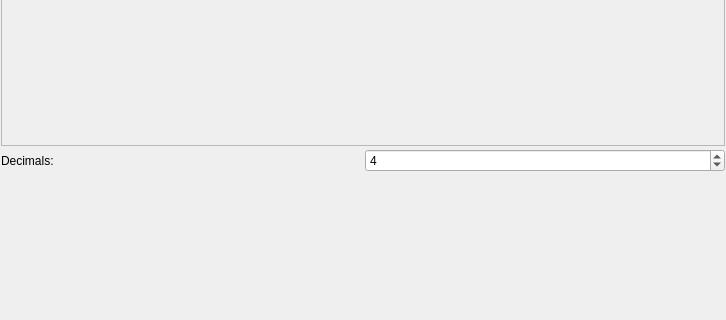
andrmor/ANTS3bundle, file ants3bundle/src/ants3/gui/photsim/asensordrawwidget.ui: the form before one commit; both pictures show x 0 to 726 and y 157 to 477 of the 726 by 607 pixel window.
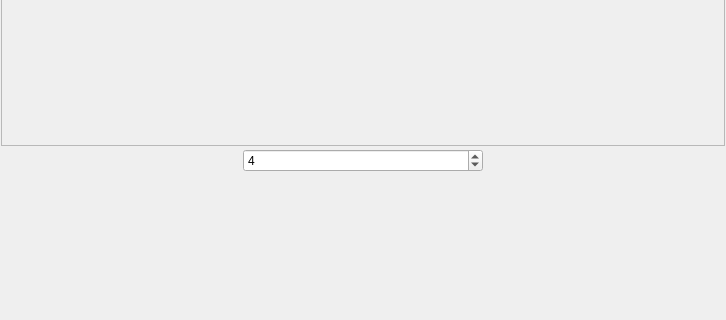
The form after the commit.

```diff
--- a/ants3bundle/src/ants3/gui/photsim/asensordrawwidget.ui
+++ b/ants3bundle/src/ants3/gui/photsim/asensordrawwidget.ui
@@ -65,7 +65,7 @@
        <item>
         <widget class="QLabel" name="label">
          <property name="text">
-          <string>Decimals:</string>
+          <string>    </string>
          </property>
         </widget>
        </item>
@@ -79,6 +79,13 @@
          </property>
         </widget>
        </item>
+       <item>
+        <widget class="QLabel" name="label_2">
+         <property name="text">
+          <string>    </string>
+         </property>
+        </widget>
+       </item>
       </layout>
      </item>
      <item>
```
Left out of the diff: 3 changed lines with no effect on the pictures.
